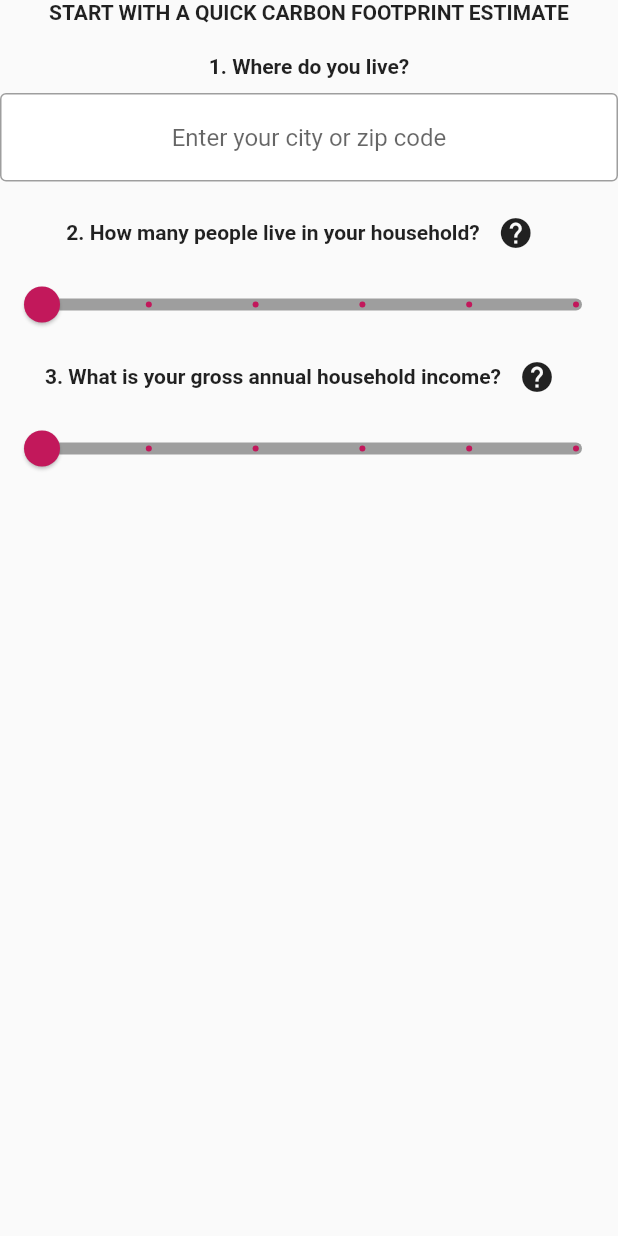
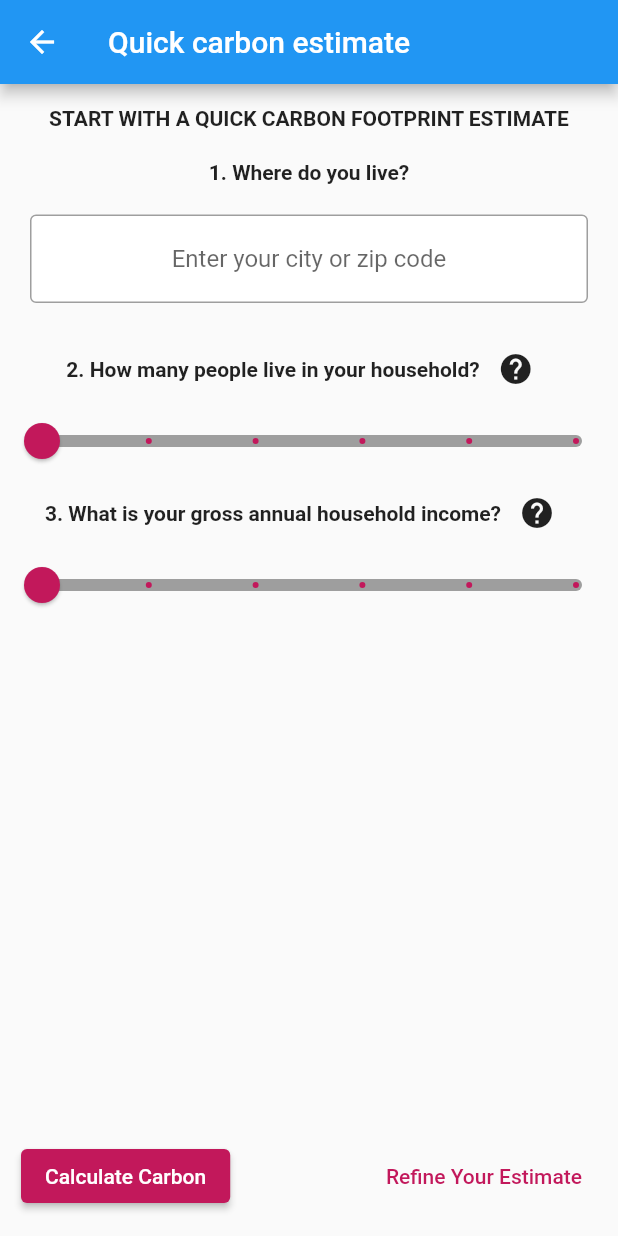
Before and after one commit to moehared/Climate-awareness-V2, a Flutter app: the QuickCarbonView screen opened directly, on a phone screen of 412 x 824 dp. Run offline on Flutter 3.47's test engine with Material 2 defaults, Android fonts, the phone set to English and light mode, and no system bars; our stand-ins replace cloud_firestore, file_picker, firebase_auth, firebase_core, firebase_storage, flutter_animation_progress_bar and 4 more; missing offline and left inert: xml2json; accounts and stored records are empty.

Commit message:
added quick carbon view

```diff
--- a/app/lib/common/routes/app_routes.dart
+++ b/app/lib/common/routes/app_routes.dart
@@ -5,6 +5,7 @@ import 'package:app/ui/views/confirm-user-email-view/confirm_user_email.dart';
 
 import 'package:app/ui/views/forget-password-view/forget-password-view.dart';
 import 'package:app/ui/views/forum-view/forum-view.dart';
+import 'package:app/ui/views/questionaire-view/question-views/quick-carbon-calculation-view.dart';
 
 import 'package:app/ui/views/questionaire-view/questionaire-view.dart';
 import 'package:app/ui/views/user-registeration-view/user_registeration_view.dart';
@@ -21,6 +22,8 @@ class AppRouter {
         return MaterialPageRoute(builder: (_) => ForumView());
       case QuestionaireView.routeName:
         return MaterialPageRoute(builder: (_) => QuestionaireView());
+             case QuickCarbonView.routeName:
+        return MaterialPageRoute(builder: (_) => QuickCarbonView());
       case ForgetPasswordView.routeName:
         return MaterialPageRoute(builder: (_) => ForgetPasswordView());
             case AddPostView.routeName:
--- a/app/lib/domain/viewmodel/profile_viewmodel/profile_viewmodel.dart
+++ b/app/lib/domain/viewmodel/profile_viewmodel/profile_viewmodel.dart
@@ -5,6 +5,7 @@ import 'package:app/domain/services/authentication_service/auth_service_wrapper.
 import 'package:app/domain/services/locator.dart';
 import 'package:app/domain/services/navigation_service/navigation_service.dart';
 import 'package:app/domain/viewmodel/base_viewmodel/baseview_model.dart';
+import 'package:app/ui/views/questionaire-view/question-views/quick-carbon-calculation-view.dart';
 import 'package:app/ui/views/questionaire-view/questionaire-view.dart';
 import 'package:app/ui/views/user-registeration-view/user_registeration_view.dart';
 import 'package:app/ui/widgets/user-setting-menu/user_setting_menu.dart';
@@ -41,6 +42,6 @@ class ProfileViewModel extends BaseViewModel {
 
   void navigateToQuestionaireView() {
     print('go to question view');
-    _navService.navigateTo(QuestionaireView.routeName);
+    _navService.navigateTo(QuickCarbonView.routeName);
   }
 }
--- a/app/lib/domain/viewmodel/questionaire-viewmodel/questionaire-viewmodel.dart
+++ b/app/lib/domain/viewmodel/questionaire-viewmodel/questionaire-viewmodel.dart
@@ -1,8 +1,8 @@
 import 'package:app/domain/services/locator.dart';
 import 'package:app/domain/viewmodel/base_viewmodel/baseview_model.dart';
+import 'package:app/domain/viewmodel/quick-carbon-viewmodel/quick-carbon-viewmodel.dart';
 import 'package:app/ui/views/questionaire-view/question-views/food-view.dart';
 import 'package:app/ui/views/questionaire-view/question-views/goods-services-view.dart';
-import 'package:app/ui/views/questionaire-view/question-views/quick-carbon-calculation-view.dart';
 import 'package:app/ui/views/questionaire-view/question-views/transportation-view.dart';
 import 'package:app/ui/views/questionaire-view/question-views/utilities-view.dart';
 import 'package:flutter/material.dart';
@@ -11,11 +11,9 @@ class QuestionaireViewModel extends BaseViewModel {
   final _scaffoldKey = GlobalKey<ScaffoldState>();
   final Map<String, dynamic> tipData = {};
   final _pageController = PageController();
-
   int _selectedPage = 0;
 
   final List<Widget> _pages = [
-    QuickCarbonView(),
     UtilitiesView(),
     TransportationView(),
     FoodView(),
@@ -27,7 +25,7 @@ class QuestionaireViewModel extends BaseViewModel {
 // all methods here
 
   void setProgressAnim(int curPageIndex) {
-    _stepAmount = curPageIndex == 1 ? 2 : curPageIndex + 1;
+    _stepAmount = curPageIndex + 1;
     beginWidth = curPageIndex == 0 ? 1.0 : curPageIndex.toDouble();
     endWidth = _stepAmount! * curPageIndex;
     notifyListeners();
--- a/app/lib/domain/viewmodel/quick-carbon-viewmodel/quick-carbon-viewmodel.dart
+++ b/app/lib/domain/viewmodel/quick-carbon-viewmodel/quick-carbon-viewmodel.dart
@@ -1,3 +1,35 @@
+import 'package:app/domain/services/locator.dart';
+import 'package:app/domain/services/navigation_service/navigation_service.dart';
 import 'package:app/domain/viewmodel/base_viewmodel/baseview_model.dart';
+import 'package:app/ui/views/questionaire-view/questionaire-view.dart';
+import 'package:flutter/material.dart';
 
-class QuickCarbonViewModel extends BaseViewModel {}
+class QuickCarbonViewModel extends BaseViewModel {
+  final _textController = TextEditingController();
+  final _textFocusNode = FocusNode();
+  final _navService = locator<NavigationService>();
+
+  TextEditingController get textController => _textController;
+  FocusNode get textFocusNode => _textFocusNode;
+
+  void quickCarbonEstimate() {}
+
+  void refineEstimate() {
+    _navService.navigateTo(QuestionaireView.routeName);
+  }
+
+  void initState() {
+    _textFocusNode.addListener(() {
+      print('city text has focus ${_textFocusNode.hasFocus} ');
+      notifyListeners();
+    });
+    _textFocusNode.removeListener(() {
+      dispose();
+    });
+  }
+
+  void dispose() {
+    _textFocusNode.dispose();
+    _textController.dispose();
+  }
+}
--- a/app/lib/ui/views/questionaire-view/question-views/quick-carbon-calculation-view.dart
+++ b/app/lib/ui/views/questionaire-view/question-views/quick-carbon-calculation-view.dart
@@ -5,17 +5,27 @@ import 'package:app/ui/widgets/slider-widget/slider_widget.dart';
 import 'package:flutter/material.dart';
 
 class QuickCarbonView extends StatelessWidget {
+  static const routeName = '/QuickCarbonView';
   const QuickCarbonView({Key? key}) : super(key: key);
 
   @override
   Widget build(BuildContext context) {
     return BuildViewModel<QuickCarbonViewModel>(
-      builder: (ctx, model, child) => SingleChildScrollView(
+      onModelReady: (model) => model.initState(),
+      builder: (ctx, model, child) => Scaffold(
+        appBar: AppBar(
+          title: Text('Quick carbon estimate'),
+        ),
+        body: SingleChildScrollView(
+          physics: BouncingScrollPhysics(),
           child: Column(
             children: [
-            Text(
+              Padding(
+                padding: const EdgeInsets.only(top: 15.0),
+                child: Text(
                   'START WITH A QUICK CARBON FOOTPRINT ESTIMATE',
                   style: Theme.of(context).textTheme.bodyText2,
+                ),
               ),
               const SizedBox(height: 20),
               Text(
@@ -23,13 +33,19 @@ class QuickCarbonView extends StatelessWidget {
                 style: Theme.of(context).textTheme.bodyText2,
               ),
               const SizedBox(height: 10),
-            TextField(
+              Padding(
+                padding:
+                    const EdgeInsets.symmetric(horizontal: 20, vertical: 10),
+                child: TextField(
+                  controller: model.textController,
+                  focusNode: model.textFocusNode,
                   textAlign: TextAlign.center,
                   decoration: kTextFieldform.copyWith(
                     enabledBorder: OutlineInputBorder(
                       borderSide: BorderSide(color: Colors.grey, width: 1),
                     ),
                     hintText: 'Enter your city or zip code',
+                  ),
                 ),
               ),
               const SizedBox(height: 10),
@@ -56,6 +72,34 @@ class QuickCarbonView extends StatelessWidget {
                 label: '',
               ),
             ],
+          ),
+        ),
+        floatingActionButton: Visibility(
+          visible: model.textFocusNode.hasFocus == false,
+          child: Padding(
+            padding: const EdgeInsets.only(left: 30.0),
+            child: Row(
+              mainAxisAlignment: MainAxisAlignment.spaceBetween,
+              children: [
+                ElevatedButton(
+                  style: ElevatedButton.styleFrom(
+                    tapTargetSize: MaterialTapTargetSize.padded,
+                    primary: Theme.of(context).colorScheme.secondary,
+                  ),
+                  onPressed: () {},
+                  child: Text('Calculate Carbon'),
+                ),
+                TextButton(
+                  style: TextButton.styleFrom(
+                    tapTargetSize: MaterialTapTargetSize.padded,
+                    primary: Theme.of(context).colorScheme.secondary,
+                  ),
+                  onPressed: model.refineEstimate,
+                  child: Text('Refine Your Estimate'),
+                )
+              ],
+            ),
+          ),
         ),
       ),
     );
--- a/app/lib/ui/widgets/slider-widget/slider_widget.dart
+++ b/app/lib/ui/widgets/slider-widget/slider_widget.dart
@@ -1,14 +1,15 @@
+import 'package:flutter/cupertino.dart';
 import 'package:flutter/material.dart';
 
 class SliderWidget extends StatelessWidget {
-  const SliderWidget(
-      {Key? key,
-      required this.value,
-      required this.onChange,
-      required this.step,
-      required this.max,
-      required this.label})
-      : super(key: key);
+  const SliderWidget({
+    Key? key,
+    required this.value,
+    required this.onChange,
+    required this.step,
+    required this.max,
+    required this.label,
+  }) : super(key: key);
   final double value;
   final Function(double) onChange;
   final int step;
@@ -30,7 +31,8 @@ class SliderWidget extends StatelessWidget {
           fontSize: 20,
         ),
       ),
-      child: Slider.adaptive(
+      child: Slider(
+        thumbColor: Theme.of(context).colorScheme.secondary,
         divisions: step,
         label: label,
         activeColor: Theme.of(context).colorScheme.secondary,
```
Also changed, not shown: app/lib/ui/views/questionaire-view/questionaire-view.dart (+7 -37 lines), 3 other files. Lines whose indentation alone changed are shown as unchanged.
